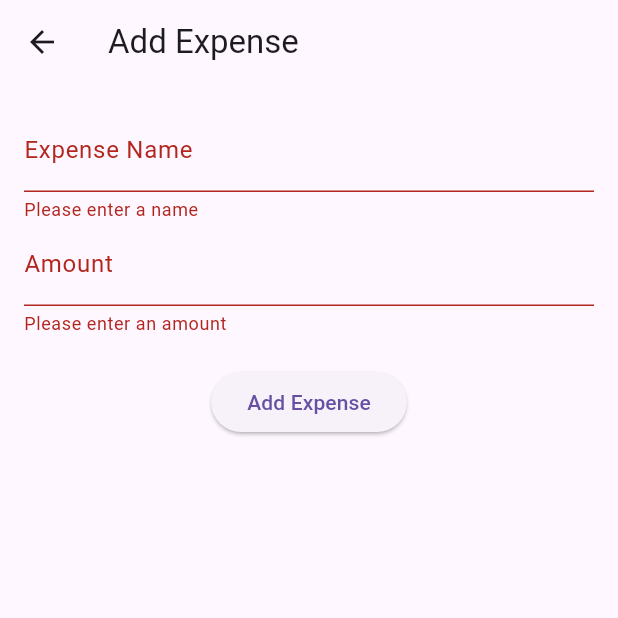
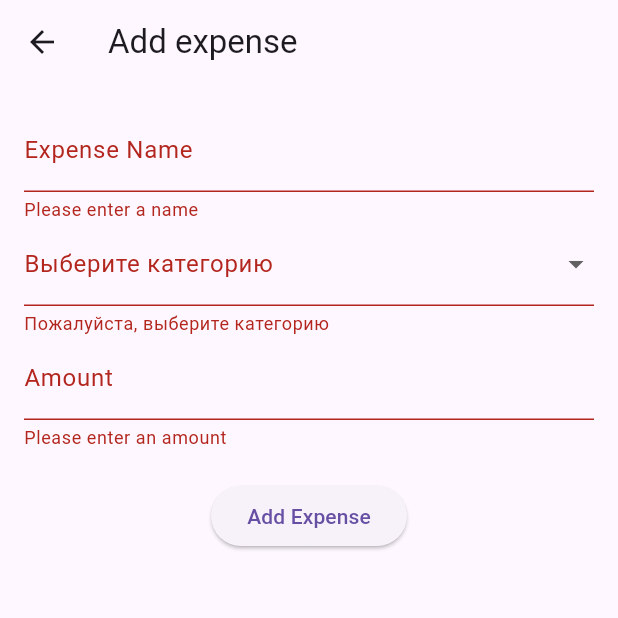
Before and after one commit to ovch1nn1kovden1s/finance_manager, a Flutter app: the screen it shows after launch, after a tap on the "add" icon, after a tap on "Add Expense", on a phone screen of 412 x 824 dp, the top half of it. Run offline on Flutter 3.47's test engine with Material 3 defaults, Android fonts, the phone set to English and light mode, and no system bars; our stand-ins replace go_router, hive, hive_flutter; accounts and stored records are empty.

Commit message:
Сделан выбор категорий

```diff
--- a/lib/presentation/ui/add_expense_screen.dart
+++ b/lib/presentation/ui/add_expense_screen.dart
@@ -1,7 +1,7 @@
-import 'package:finance_manger/models/category.dart';
-import 'package:finance_manger/models/expense.dart';
-import 'package:finance_manger/presentation/view_models/category_view_model.dart';
-import 'package:finance_manger/presentation/view_models/expenses_view_model.dart';
+import '../../models/category.dart';
+import '../../models/expense.dart';
+import '../../presentation/view_models/category_view_model.dart';
+import '../../presentation/view_models/expenses_view_model.dart';
 import 'package:flutter/material.dart';
 import 'package:provider/provider.dart';
 import 'package:go_router/go_router.dart';
@@ -15,10 +15,11 @@ class AddExpenseScreen extends StatelessWidget {
     final _formKey = GlobalKey<FormState>();
     final _nameController = TextEditingController();
     final _amountController = TextEditingController();
+    Category? _selectedCategory;
 
     return Scaffold(
       appBar: AppBar(
-        title: Text('Add Expense'),
+        title: Text('Add expense'),
         leading: IconButton(
           icon: Icon(Icons.arrow_back),
           onPressed: () {
@@ -26,15 +27,7 @@ class AddExpenseScreen extends StatelessWidget {
           },
         ),
       ),
-      body: FutureBuilder(
-        future: Future.microtask(() => categoryViewModel.loadCategories()),
-        builder: (context, snapshot) {
-          if (snapshot.connectionState == ConnectionState.waiting) {
-            return Center(child: CircularProgressIndicator());
-          } else if (snapshot.hasError) {
-            return Center(child: Text('Error loading'));
-          } else {
-            return Consumer<CategoryViewModel>(
+      body: Consumer<CategoryViewModel>(
         builder: (context, categoryViewModel, child) {
           return Padding(
             padding: const EdgeInsets.all(16.0),
@@ -48,6 +41,25 @@ class AddExpenseScreen extends StatelessWidget {
                     validator: (value) {
                       if (value == null || value.isEmpty) {
                         return 'Please enter a name';
+                      }
+                      return null;
+                    },
+                  ),
+                  DropdownButtonFormField<Category>(
+                    decoration: InputDecoration(labelText: 'Выберите категорию'),
+                    value: _selectedCategory,
+                    items: categoryViewModel.categories.map((category) {
+                      return DropdownMenuItem<Category>(
+                        value: category,
+                        child: Text(category.name),
+                      );
+                    }).toList(),
+                    onChanged: (newValue) {
+                      _selectedCategory = newValue;
+                    },
+                    validator: (value) {
+                      if (value == null) {
+                        return 'Пожалуйста, выберите категорию';
                       }
                       return null;
                     },
@@ -79,7 +91,7 @@ class AddExpenseScreen extends StatelessWidget {
                             name: name,
                             amount: amount,
                             date: DateTime.now(),
-                                  category: Category(name: 'Транспорт'),
+                            category: _selectedCategory!,
                           ),
                         );
 
@@ -93,9 +105,6 @@ class AddExpenseScreen extends StatelessWidget {
             ),
           );
         },
-            );
-          }
-        },
       ),
     );
   }
--- a/lib/presentation/ui/expenses_list_screen.dart
+++ b/lib/presentation/ui/expenses_list_screen.dart
@@ -1,4 +1,5 @@
-import 'package:finance_manger/presentation/view_models/expenses_view_model.dart';
+import '../../presentation/view_models/category_view_model.dart';
+import '../../presentation/view_models/expenses_view_model.dart';
 import 'package:flutter/material.dart';
 import 'package:provider/provider.dart';
 import 'package:go_router/go_router.dart';
@@ -7,6 +8,7 @@ class ExpensesListScreen extends StatelessWidget {
   @override
   Widget build(BuildContext context) {
     final expenseViewModel = Provider.of<ExpenseViewModel>(context, listen: false);
+    final categoryViewModel = Provider.of<CategoryViewModel>(context, listen: false);
 
     return Scaffold(
       appBar: AppBar(
@@ -45,6 +47,7 @@ class ExpensesListScreen extends StatelessWidget {
       ),
       floatingActionButton: FloatingActionButton(
         onPressed: () {
+          categoryViewModel.loadCategories();
           context.go('/add');
         },
         child: const Icon(Icons.add),
--- a/lib/presentation/view_models/category_view_model.dart
+++ b/lib/presentation/view_models/category_view_model.dart
@@ -1,4 +1,4 @@
-import 'package:finance_manger/data/repositories/category_repository.dart';
+import '../../data/repositories/category_repository.dart';
 import 'package:flutter/material.dart';
 import '../../models/category.dart';
 
--- a/lib/presentation/view_models/expenses_view_model.dart
+++ b/lib/presentation/view_models/expenses_view_model.dart
@@ -1,4 +1,4 @@
-import 'package:finance_manger/data/repositories/expense_repository.dart';
+import '../../data/repositories/expense_repository.dart';
 import 'package:flutter/material.dart';
 import '../../models/expense.dart';
 
```
Also changed, not shown: lib/main.dart (+4 -4 lines), lib/data/db/hive_service.dart (line endings or trailing spaces), lib/data/repositories/category_repository.dart (line endings or trailing spaces), lib/data/repositories/expense_repository.dart (line endings or trailing spaces), lib/models/category.dart (line endings or trailing spaces), lib/models/expense.dart (line endings or trailing spaces), lib/presentation/app_router.dart (line endings or trailing spaces), lib/presentation/ui/expenses_by_category_screen.dart (line endings or trailing spaces). Lines whose indentation alone changed are shown as unchanged.
